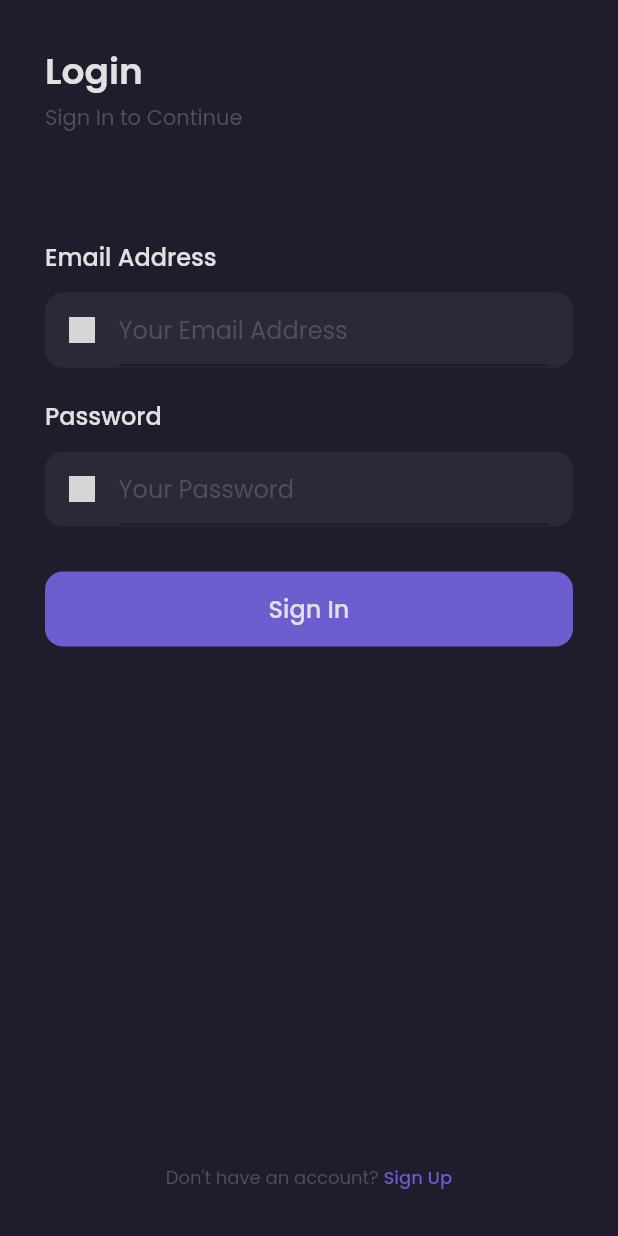
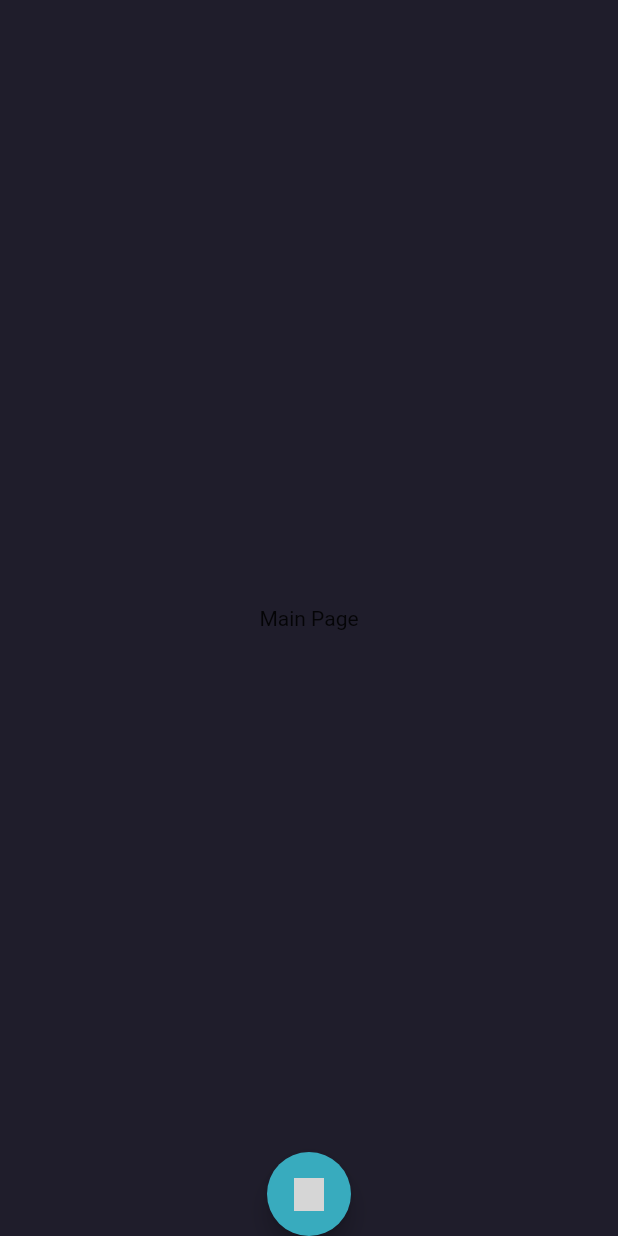
Before and after one commit to foxxxesky/learn-flutter, a Flutter app: the screen it shows after launch, after a tap on "Sign In", on a phone screen of 412 x 824 dp. Run offline on Flutter 3.47's test engine with Material 2 defaults, Android fonts, the phone set to English and light mode, and no system bars; our stand-ins replace google_fonts; grey boxes are pictures that could not be loaded.

Commit message:
floating cart button

```diff
--- a/lib/main.dart
+++ b/lib/main.dart
@@ -2,6 +2,7 @@ import 'package:flutter/material.dart';
 import 'pages/splash_pages.dart';
 import 'pages/sign_in_pages.dart';
 import 'pages/sign_up_pages.dart';
+import 'pages/home/main_page.dart';
 
 void main() => runApp(MyApp());
 
@@ -14,6 +15,7 @@ class MyApp extends StatelessWidget {
         '/': (context) => SplashPages(),
         '/sign-in': (contex) => SignInPages(),
         '/sign-up': (contex) => SignUpPages(),
+        '/home': (contex) => MainPage(),
       },
     );
   }
--- /dev/null
+++ b/lib/pages/home/main_page.dart
@@ -0,0 +1,28 @@
+import 'package:flutter/material.dart';
+import 'package:shamo_apps/theme.dart';
+
+class MainPage extends StatelessWidget {
+  @override
+  Widget build(BuildContext context) {
+    Widget cartButton() {
+      return FloatingActionButton(
+        onPressed: () {},
+        backgroundColor: secondaryColor,
+        child: Image.asset(
+          'assets/cart_icon.png',
+          height: 22,
+          width: 20,
+        ),
+      );
+    }
+
+    return Scaffold(
+      backgroundColor: backgroundColor1,
+      floatingActionButton: cartButton(),
+      floatingActionButtonLocation: FloatingActionButtonLocation.centerDocked,
+      body: Center(
+        child: Text('Main Page'),
+      ),
+    );
+  }
+}
--- a/lib/pages/sign_in_pages.dart
+++ b/lib/pages/sign_in_pages.dart
@@ -146,7 +146,9 @@ class SignInPages extends StatelessWidget {
         width: double.infinity,
         margin: EdgeInsets.only(top: 30),
         child: TextButton(
-          onPressed: () {},
+          onPressed: () {
+            Navigator.pushNamed(context, '/home');
+          },
           child: Text(
             'Sign In',
             style: primaryTextStyle.copyWith(
--- a/lib/pages/sign_up_pages.dart
+++ b/lib/pages/sign_up_pages.dart
@@ -252,7 +252,9 @@ class SignUpPages extends StatelessWidget {
         width: double.infinity,
         margin: EdgeInsets.only(top: 30),
         child: TextButton(
-          onPressed: () {},
+          onPressed: () {
+            Navigator.pushNamed(context, '/home');
+          },
           child: Text(
             'Sign Up',
             style: primaryTextStyle.copyWith(
```
